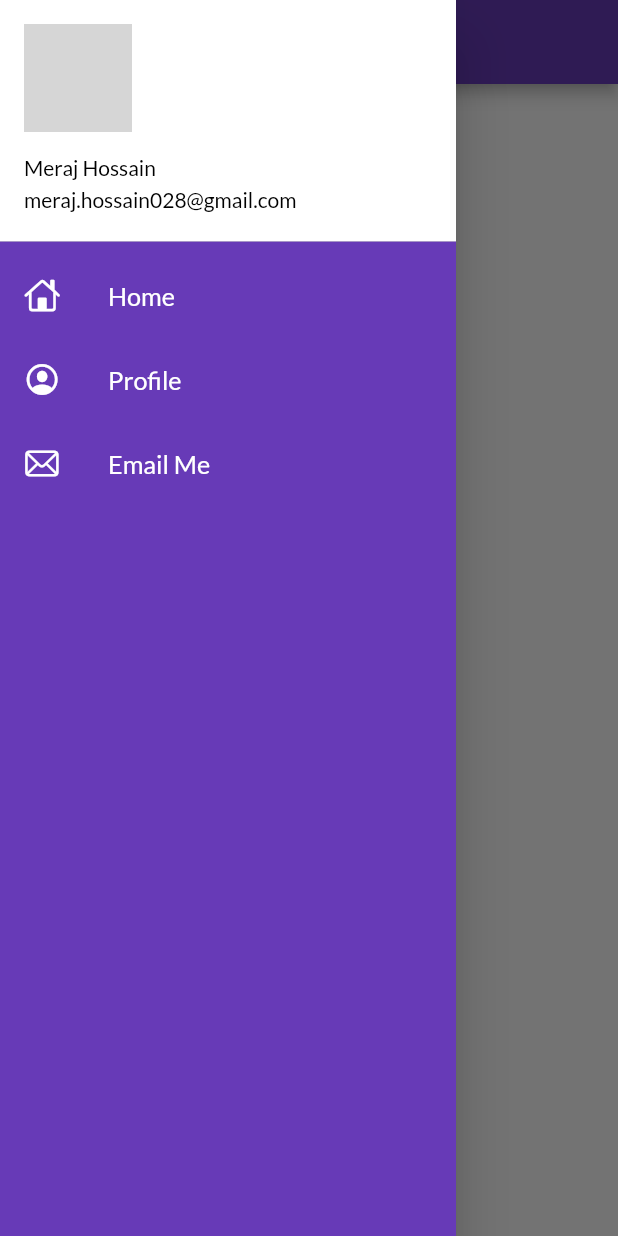
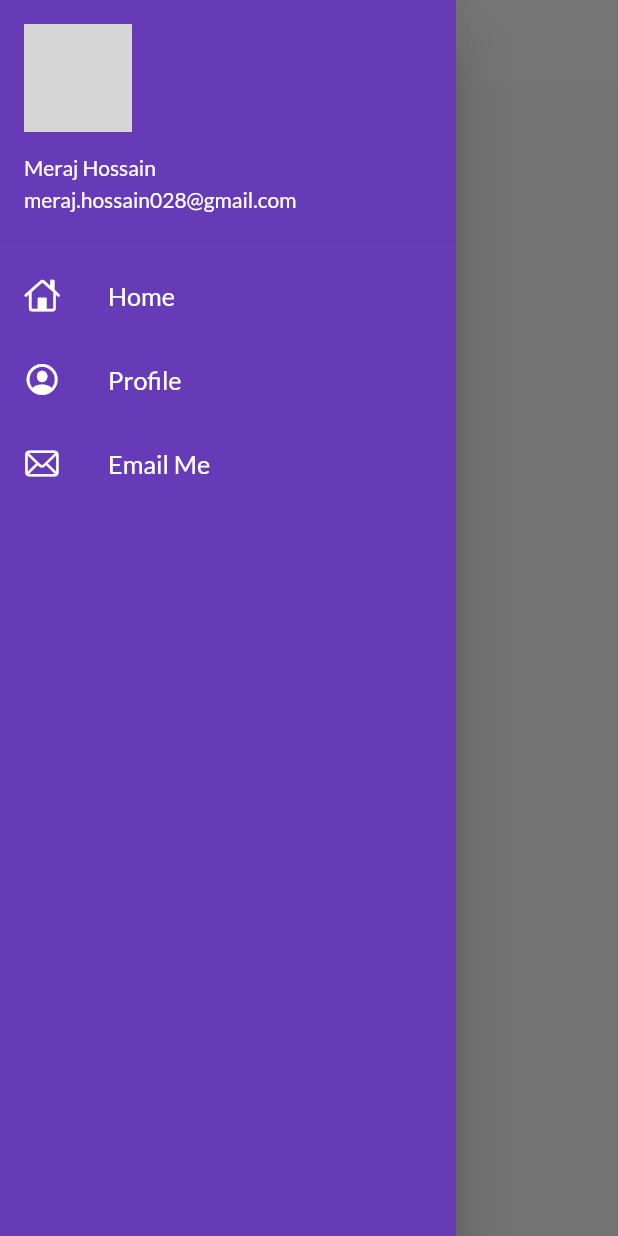
Before and after one commit to Mhossain028/flutterLearningProject, a Flutter app: the screen it shows after launch, with the side drawer open, on a phone screen of 412 x 824 dp. Run offline on Flutter 3.47's test engine with Material 2 defaults, Android fonts, the phone set to English and light mode, and no system bars; our stand-ins replace google_fonts; network calls fail; grey boxes are pictures that could not be loaded.

Commit message:
themes extracted

```diff
--- a/lib/main.dart
+++ b/lib/main.dart
@@ -2,7 +2,7 @@ import 'package:flutter/material.dart';
 import 'package:flutter_catalog/pages/home_page.dart';
 import 'package:flutter_catalog/pages/login_page.dart';
 import 'package:flutter_catalog/utils/routes.dart';
-import 'package:google_fonts/google_fonts.dart';
+import 'package:flutter_catalog/widgets/themes.dart';
 
 void main() {
   runApp(MyApp());
@@ -17,13 +17,8 @@ class MyApp extends StatelessWidget {
       //home: HomePage(),
       debugShowCheckedModeBanner: false,
       themeMode: ThemeMode.light,
-      theme: ThemeData(
-          primarySwatch: Colors.deepPurple,
-          fontFamily: GoogleFonts.lato().fontFamily,
-          primaryTextTheme: GoogleFonts.latoTextTheme()),
-      darkTheme: ThemeData(
-        brightness: Brightness.dark,
-      ),
+      theme: MyTheme.lightTheme(context),
+      darkTheme: MyTheme.darkTheme(context),
       initialRoute: MyRoutes.homeRoute,
       routes: {
         "/": (context) => LoginPage(),
--- a/lib/pages/home_page.dart
+++ b/lib/pages/home_page.dart
@@ -12,7 +12,7 @@ class HomePage extends StatelessWidget {
       appBar: AppBar(
         title: Text(
           "Catalog App",
-          style: TextStyle(color: Colors.white),
+          // style: TextStyle(color: Colors.white),
         ),
       ),
       body: Center(
--- a/lib/widgets/drawer.dart
+++ b/lib/widgets/drawer.dart
@@ -18,16 +18,16 @@ class MyDrawer extends StatelessWidget {
               padding: EdgeInsets.zero,
               child: UserAccountsDrawerHeader(
                 margin: EdgeInsets.zero,
-                decoration: BoxDecoration(
-                  color: Colors.white,
-                ),
+                // decoration: BoxDecoration(
+                //   color: Colors.white,
+                // ),
                 accountName: Text(
                   "Meraj Hossain",
-                  style: TextStyle(color: Colors.black),
+                  style: TextStyle(color: Colors.white),
                 ),
                 accountEmail: Text(
                   "meraj.hossain028@gmail.com",
-                  style: TextStyle(color: Colors.black),
+                  style: TextStyle(color: Colors.white),
                 ),
                 currentAccountPicture: CircleAvatar(
                   backgroundImage: NetworkImage(imageUrl),
--- /dev/null
+++ b/lib/widgets/themes.dart
@@ -0,0 +1,18 @@
+import 'package:flutter/material.dart';
+import 'package:google_fonts/google_fonts.dart';
+
+class MyTheme {
+  static ThemeData lightTheme(BuildContext context) => ThemeData(
+      primarySwatch: Colors.deepPurple,
+      fontFamily: GoogleFonts.lato().fontFamily,
+      primaryTextTheme: GoogleFonts.latoTextTheme(),
+      appBarTheme: AppBarTheme(
+        color: Colors.white,
+        elevation: 0.0,
+        iconTheme: IconThemeData(color: Colors.black),
+        textTheme: Theme.of(context).textTheme,
+      ));
+
+  static ThemeData darkTheme(BuildContext context) =>
+      ThemeData(brightness: Brightness.dark);
+}
```
